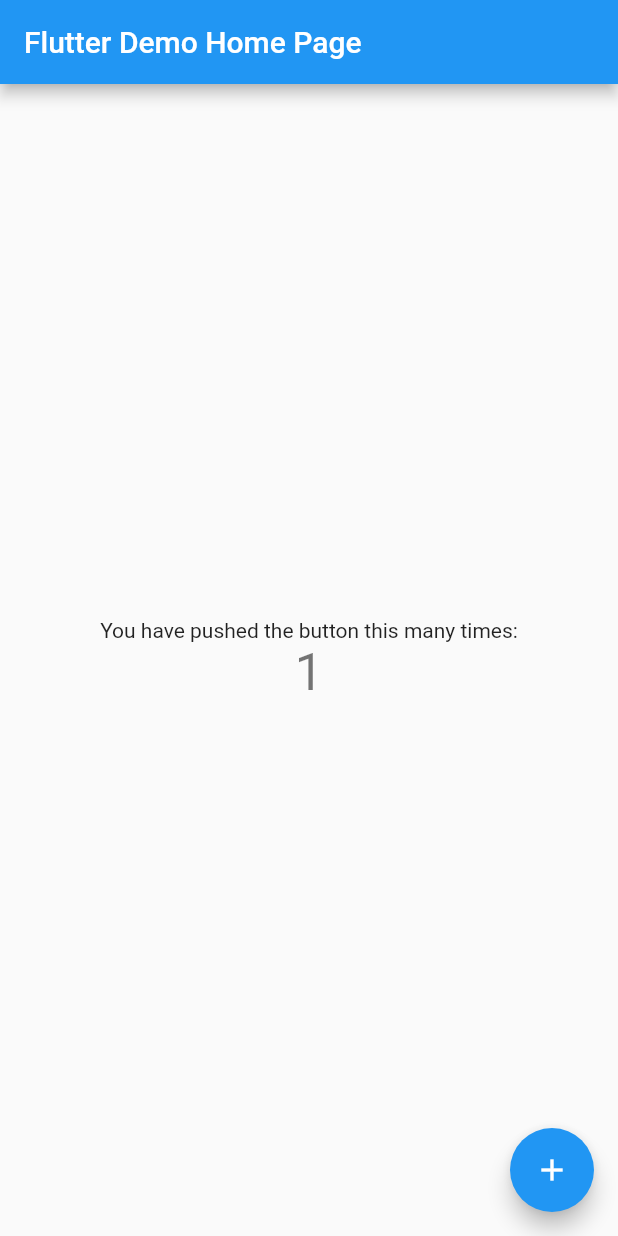
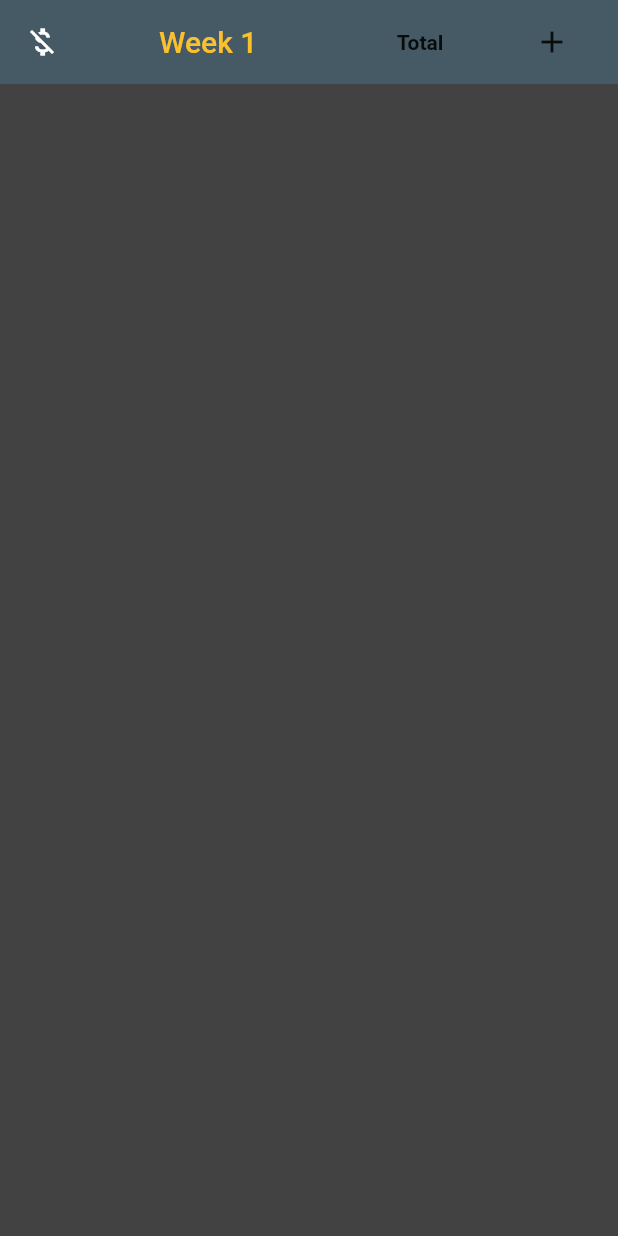
Before and after one commit to saivishnu725/Attendance, a Flutter app: the screen it shows after launch, after a tap on the "add" icon, on a phone screen of 412 x 824 dp. Run offline on Flutter 3.47's test engine with Material 2 defaults, Android fonts, the phone set to English and light mode, and no system bars.

Commit message:
Added a appBar to the screen , also going with yellow[700] on grey[800] theme.

```diff
--- a/lib/main.dart
+++ b/lib/main.dart
@@ -1,117 +1,12 @@
+import 'package:Attendance/mainscreen.dart';
 import 'package:flutter/material.dart';
 
 void main() {
-  runApp(MyApp());
+  runApp(
+    MaterialApp(
+      title: "Week attendance",
+      debugShowCheckedModeBanner: false,
+      home: MainScreen(),
+    )
+  );
 }
-
-class MyApp extends StatelessWidget {
-  // This widget is the root of your application.
-  @override
-  Widget build(BuildContext context) {
-    return MaterialApp(
-      title: 'Flutter Demo',
-      theme: ThemeData(
-        // This is the theme of your application.
-        //
-        // Try running your application with "flutter run". You'll see the
-        // application has a blue toolbar. Then, without quitting the app, try
-        // changing the primarySwatch below to Colors.green and then invoke
-        // "hot reload" (press "r" in the console where you ran "flutter run",
-        // or simply save your changes to "hot reload" in a Flutter IDE).
-        // Notice that the counter didn't reset back to zero; the application
-        // is not restarted.
-        primarySwatch: Colors.blue,
-        // This makes the visual density adapt to the platform that you run
-        // the app on. For desktop platforms, the controls will be smaller and
-        // closer together (more dense) than on mobile platforms.
-        visualDensity: VisualDensity.adaptivePlatformDensity,
-      ),
-      home: MyHomePage(title: 'Flutter Demo Home Page'),
-    );
-  }
-}
-
-class MyHomePage extends StatefulWidget {
-  MyHomePage({Key key, this.title}) : super(key: key);
-
-  // This widget is the home page of your application. It is stateful, meaning
-  // that it has a State object (defined below) that contains fields that affect
-  // how it looks.
-
-  // This class is the configuration for the state. It holds the values (in this
-  // case the title) provided by the parent (in this case the App widget) and
-  // used by the build method of the State. Fields in a Widget subclass are
-  // always marked "final".
-
-  final String title;
-
-  @override
-  _MyHomePageState createState() => _MyHomePageState();
-}
-
-class _MyHomePageState extends State<MyHomePage> {
-  int _counter = 0;
-
-  void _incrementCounter() {
-    setState(() {
-      // This call to setState tells the Flutter framework that something has
-      // changed in this State, which causes it to rerun the build method below
-      // so that the display can reflect the updated values. If we changed
-      // _counter without calling setState(), then the build method would not be
-      // called again, and so nothing would appear to happen.
-      _counter++;
-    });
-  }
-
-  @override
-  Widget build(BuildContext context) {
-    // This method is rerun every time setState is called, for instance as done
-    // by the _incrementCounter method above.
-    //
-    // The Flutter framework has been optimized to make rerunning build methods
-    // fast, so that you can just rebuild anything that needs updating rather
-    // than having to individually change instances of widgets.
-    return Scaffold(
-      appBar: AppBar(
-        // Here we take the value from the MyHomePage object that was created by
-        // the App.build method, and use it to set our appbar title.
-        title: Text(widget.title),
-      ),
-      body: Center(
-        // Center is a layout widget. It takes a single child and positions it
-        // in the middle of the parent.
-        child: Column(
-          // Column is also a layout widget. It takes a list of children and
-          // arranges them vertically. By default, it sizes itself to fit its
-          // children horizontally, and tries to be as tall as its parent.
-          //
-          // Invoke "debug painting" (press "p" in the console, choose the
-          // "Toggle Debug Paint" action from the Flutter Inspector in Android
-          // Studio, or the "Toggle Debug Paint" command in Visual Studio Code)
-          // to see the wireframe for each widget.
-          //
-          // Column has various properties to control how it sizes itself and
-          // how it positions its children. Here we use mainAxisAlignment to
-          // center the children vertically; the main axis here is the vertical
-          // axis because Columns are vertical (the cross axis would be
-          // horizontal).
-          mainAxisAlignment: MainAxisAlignment.center,
-          children: <Widget>[
-            Text(
-              'You have pushed the button this many times:',
-            ),
-            Text(
-              '$_counter',
-              style: Theme.of(context).textTheme.headline4,
-            ),
-          ],
-        ),
-      ),
-      floatingActionButton: FloatingActionButton(
-        onPressed: _incrementCounter,
-        tooltip: 'Increment',
-        child: Icon(Icons.add),
-      ), // This trailing comma makes auto-formatting nicer for build methods.
-    );
-  }
-}
--- /dev/null
+++ b/lib/mainscreen.dart
@@ -0,0 +1,66 @@
+import 'package:flutter/material.dart';
+
+class MainScreen extends StatefulWidget {
+  MainScreen({Key key}) : super(key: key);
+
+  @override
+  _MainScreenState createState() => _MainScreenState();
+}
+
+class _MainScreenState extends State<MainScreen> {
+  @override
+  Widget build(BuildContext context) {
+    return Scaffold(
+      backgroundColor: Colors.grey[800],
+      appBar: AppBar(
+        elevation: 0.0,
+        backgroundColor: Colors.blueGrey[700],
+        title: RaisedButton(
+          color: Colors.blueGrey[700],
+          onPressed: () {
+            debugPrint("Screen for other weeks list..."); //TODO: Add new screen for displaying all previous weeks list .
+          },
+          elevation: 0.0,
+          child: Padding(
+            padding: const EdgeInsets.only(left: 18.0),
+            child: Text(
+              "Week 1",
+              style: TextStyle(
+                color: Colors.yellow[700],
+                // fontWeight: FontWeight.bold,
+                fontSize: 20.0,
+              ),
+            ),
+          ),
+        ),
+        // centerTitle: true,
+        leading: Icon(Icons.money_off),
+        actions: [
+          RaisedButton(
+            elevation: 0.0,
+            color: Colors.blueGrey[700],
+            splashColor: Colors.amber[600],
+            child: Text(
+              "Total",
+              style: TextStyle(
+                  // color: Colors.amber[600],
+                  fontWeight: FontWeight.bold),
+            ),
+            onPressed: () {
+              debugPrint("Total of all ppl."); //TODO: Add total salary of all ppl together for the current week.
+            },
+          ),
+          RaisedButton(
+            splashColor: Colors.amber[600],
+            color: Colors.blueGrey[700],
+            elevation: 0.0,
+            child: Icon(Icons.add),
+            onPressed: () {
+              debugPrint("New person add screen."); //TODO: Add a new user screen.
+            },
+          ),
+        ],
+      ),
+    );
+  }
+}
```
Also changed, not shown: 1 other file.
